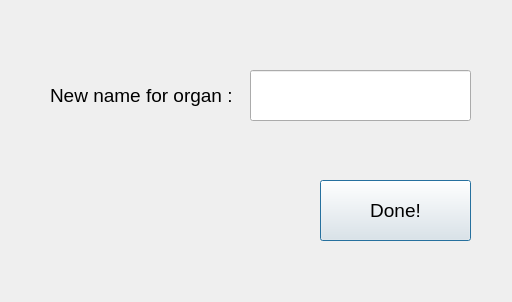
First picture: the form in MainWindowApp/editorganwindow.ui, repository TheYoungOldtimer/ApProject1, before the edit.
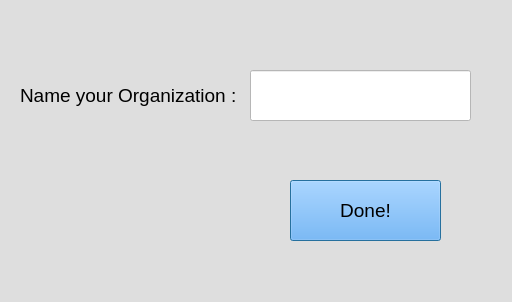
Second picture: the form after the edit.

```diff
--- a/MainWindowApp/editorganwindow.ui
+++ b/MainWindowApp/editorganwindow.ui
@@ -13,6 +13,9 @@
   <property name="windowTitle">
    <string>Dialog</string>
   </property>
+  <property name="styleSheet">
+   <string notr="true">background-color: rgb(222, 222, 222);</string>
+  </property>
   <widget class="QLineEdit" name="lineEdit">
    <property name="geometry">
     <rect>
@@ -27,13 +30,16 @@
      <pointsize>14</pointsize>
     </font>
    </property>
+   <property name="styleSheet">
+    <string notr="true">background-color: rgb(255, 255, 255);</string>
+   </property>
   </widget>
   <widget class="QLabel" name="label">
    <property name="geometry">
     <rect>
-     <x>50</x>
+     <x>20</x>
      <y>70</y>
-     <width>191</width>
+     <width>221</width>
      <height>51</height>
     </rect>
    </property>
@@ -42,14 +48,17 @@
      <pointsize>14</pointsize>
     </font>
    </property>
+   <property name="styleSheet">
+    <string notr="true">color: rgb(0, 0, 0);</string>
+   </property>
    <property name="text">
-    <string>New name for organ :</string>
+    <string>Name your Organization :</string>
    </property>
   </widget>
   <widget class="QPushButton" name="pushButton">
    <property name="geometry">
     <rect>
-     <x>320</x>
+     <x>290</x>
      <y>180</y>
      <width>151</width>
      <height>61</height>
@@ -60,6 +69,13 @@
      <pointsize>14</pointsize>
     </font>
    </property>
+   <property name="cursor">
+    <cursorShape>PointingHandCursor</cursorShape>
+   </property>
+   <property name="styleSheet">
+    <string notr="true">background-color: rgb(85, 170, 255);
+color: rgb(0, 0, 0);</string>
+   </property>
    <property name="text">
     <string>Done!</string>
    </property>
```
